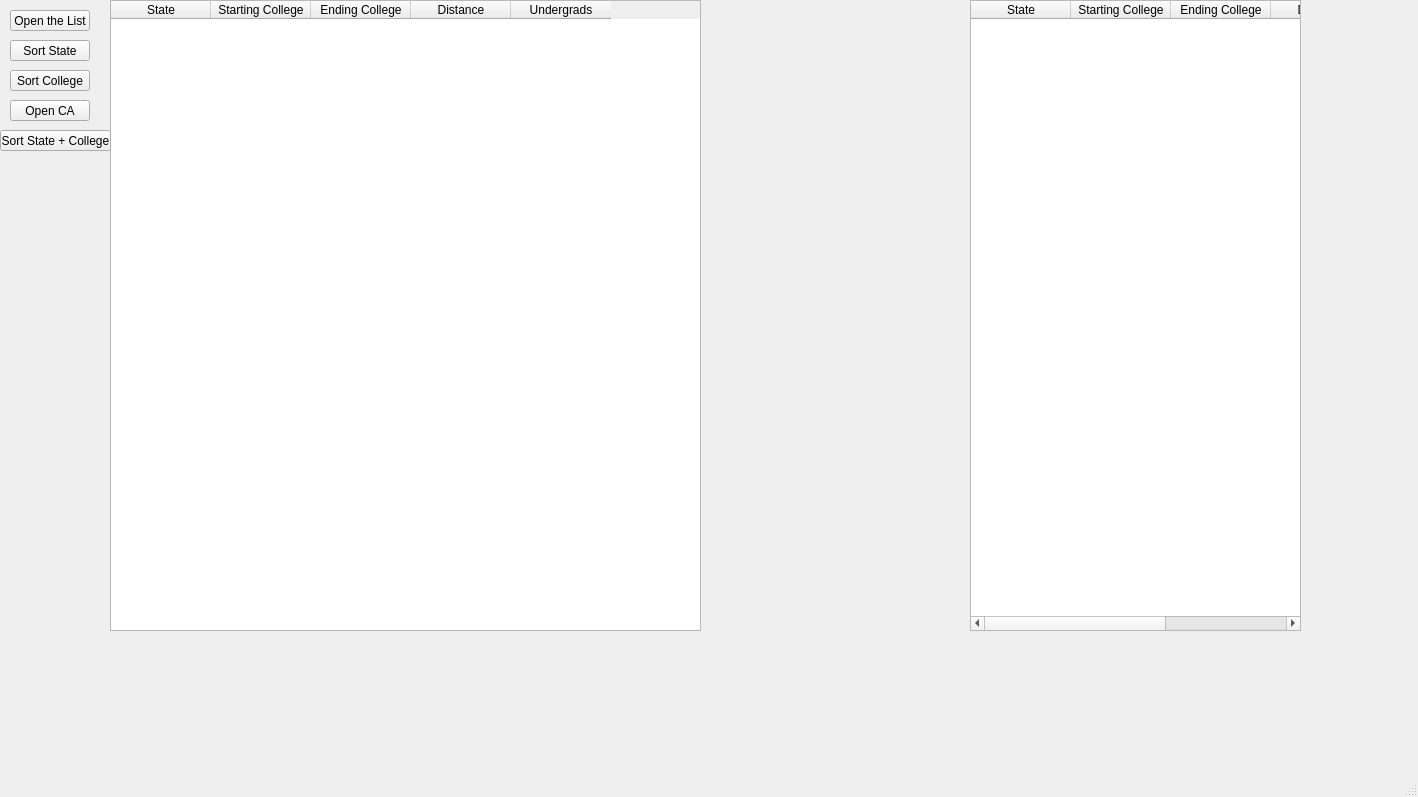
This is CollegeTouring/mainwindow.ui in Savant-sys/College-Touring as Qt 5 draws it before an edit. The edited form follows.
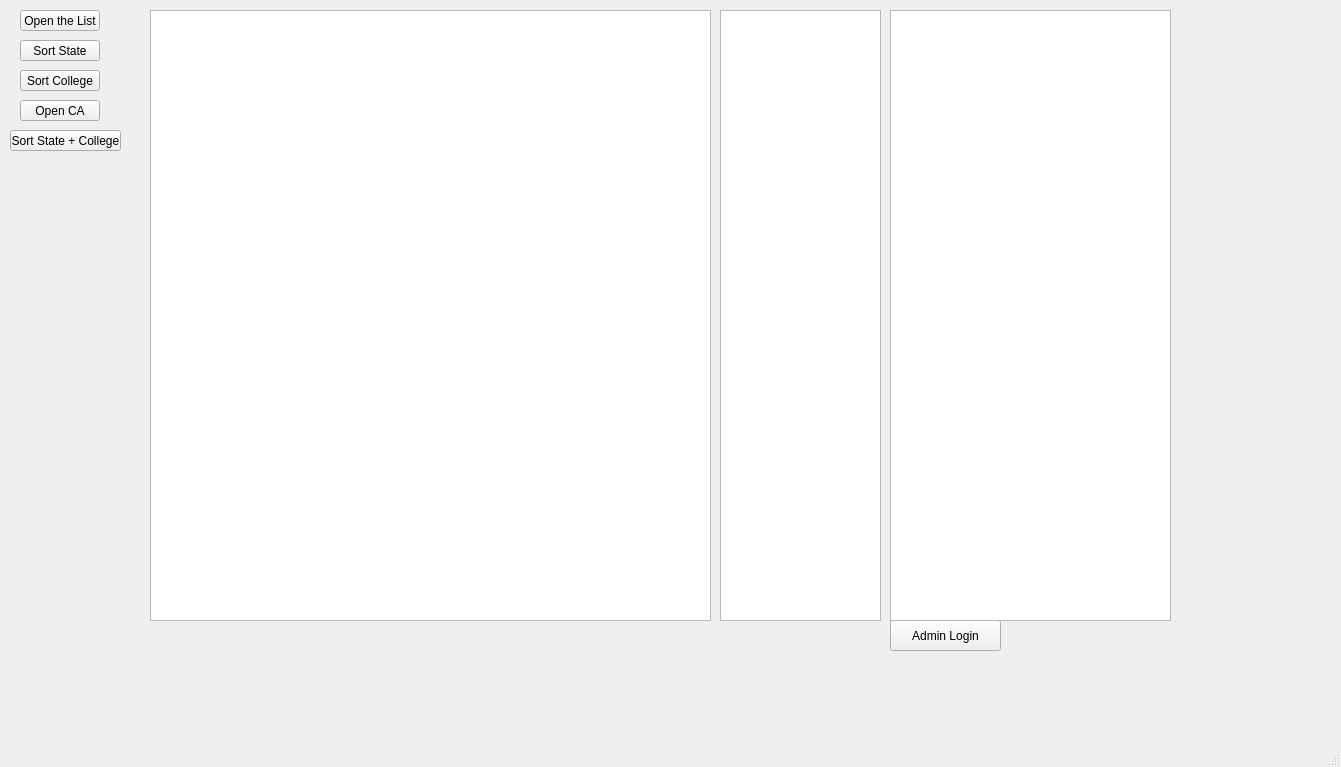
This is the edited form.

What changed in the file:
```diff
--- a/CollegeTouring/mainwindow.ui
+++ b/CollegeTouring/mainwindow.ui
@@ -6,53 +6,18 @@
    <rect>
     <x>0</x>
     <y>0</y>
-    <width>1418</width>
-    <height>797</height>
+    <width>1341</width>
+    <height>767</height>
    </rect>
   </property>
   <property name="windowTitle">
    <string>MainWindow</string>
   </property>
   <widget class="QWidget" name="centralwidget">
-   <widget class="QTableWidget" name="tableWidget">
-    <property name="geometry">
-     <rect>
-      <x>110</x>
-      <y>0</y>
-      <width>591</width>
-      <height>631</height>
-     </rect>
-    </property>
-    <column>
-     <property name="text">
-      <string>State</string>
-     </property>
-    </column>
-    <column>
-     <property name="text">
-      <string>Starting College</string>
-     </property>
-    </column>
-    <column>
-     <property name="text">
-      <string>Ending College</string>
-     </property>
-    </column>
-    <column>
-     <property name="text">
-      <string>Distance</string>
-     </property>
-    </column>
-    <column>
-     <property name="text">
-      <string>Undergrads</string>
-     </property>
-    </column>
-   </widget>
    <widget class="QPushButton" name="openTheList">
     <property name="geometry">
      <rect>
-      <x>10</x>
+      <x>20</x>
       <y>10</y>
       <width>80</width>
       <height>21</height>
@@ -66,19 +31,32 @@
     <property name="geometry">
      <rect>
       <x>10</x>
-      <y>40</y>
-      <width>80</width>
+      <y>130</y>
+      <width>111</width>
       <height>21</height>
      </rect>
     </property>
     <property name="text">
-     <string>Sort State</string>
+     <string>Sort State + College</string>
+    </property>
+   </widget>
+   <widget class="QPushButton" name="adminPop">
+    <property name="geometry">
+     <rect>
+      <x>890</x>
+      <y>620</y>
+      <width>111</width>
+      <height>31</height>
+     </rect>
+    </property>
+    <property name="text">
+     <string>Admin Login</string>
     </property>
    </widget>
    <widget class="QPushButton" name="sortCollege">
     <property name="geometry">
      <rect>
-      <x>10</x>
+      <x>20</x>
       <y>70</y>
       <width>80</width>
       <height>21</height>
@@ -88,45 +66,10 @@
      <string>Sort College</string>
     </property>
    </widget>
-   <widget class="QTableWidget" name="tableWidget_2">
-    <property name="geometry">
-     <rect>
-      <x>970</x>
-      <y>0</y>
-      <width>331</width>
-      <height>631</height>
-     </rect>
-    </property>
-    <column>
-     <property name="text">
-      <string>State</string>
-     </property>
-    </column>
-    <column>
-     <property name="text">
-      <string>Starting College</string>
-     </property>
-    </column>
-    <column>
-     <property name="text">
-      <string>Ending College</string>
-     </property>
-    </column>
-    <column>
-     <property name="text">
-      <string>Distance</string>
-     </property>
-    </column>
-    <column>
-     <property name="text">
-      <string>Undergrads</string>
-     </property>
-    </column>
-   </widget>
    <widget class="QPushButton" name="openCA">
     <property name="geometry">
      <rect>
-      <x>10</x>
+      <x>20</x>
       <y>100</y>
       <width>80</width>
       <height>21</height>
@@ -139,14 +82,44 @@
    <widget class="QPushButton" name="sortStateCollege">
     <property name="geometry">
      <rect>
-      <x>0</x>
-      <y>130</y>
-      <width>111</width>
+      <x>20</x>
+      <y>40</y>
+      <width>80</width>
       <height>21</height>
      </rect>
     </property>
     <property name="text">
-     <string>Sort State + College</string>
+     <string>Sort State</string>
+    </property>
+   </widget>
+   <widget class="QListWidget" name="listWidget">
+    <property name="geometry">
+     <rect>
+      <x>150</x>
+      <y>10</y>
+      <width>561</width>
+      <height>611</height>
+     </rect>
+    </property>
+   </widget>
+   <widget class="QListWidget" name="customList">
+    <property name="geometry">
+     <rect>
+      <x>720</x>
+      <y>10</y>
+      <width>161</width>
+      <height>611</height>
+     </rect>
+    </property>
+   </widget>
+   <widget class="QListWidget" name="menuList">
+    <property name="geometry">
+     <rect>
+      <x>890</x>
+      <y>10</y>
+      <width>281</width>
+      <height>611</height>
+     </rect>
     </property>
    </widget>
   </widget>
```
Left out of the diff: 6 changed lines with no effect on the pictures.
